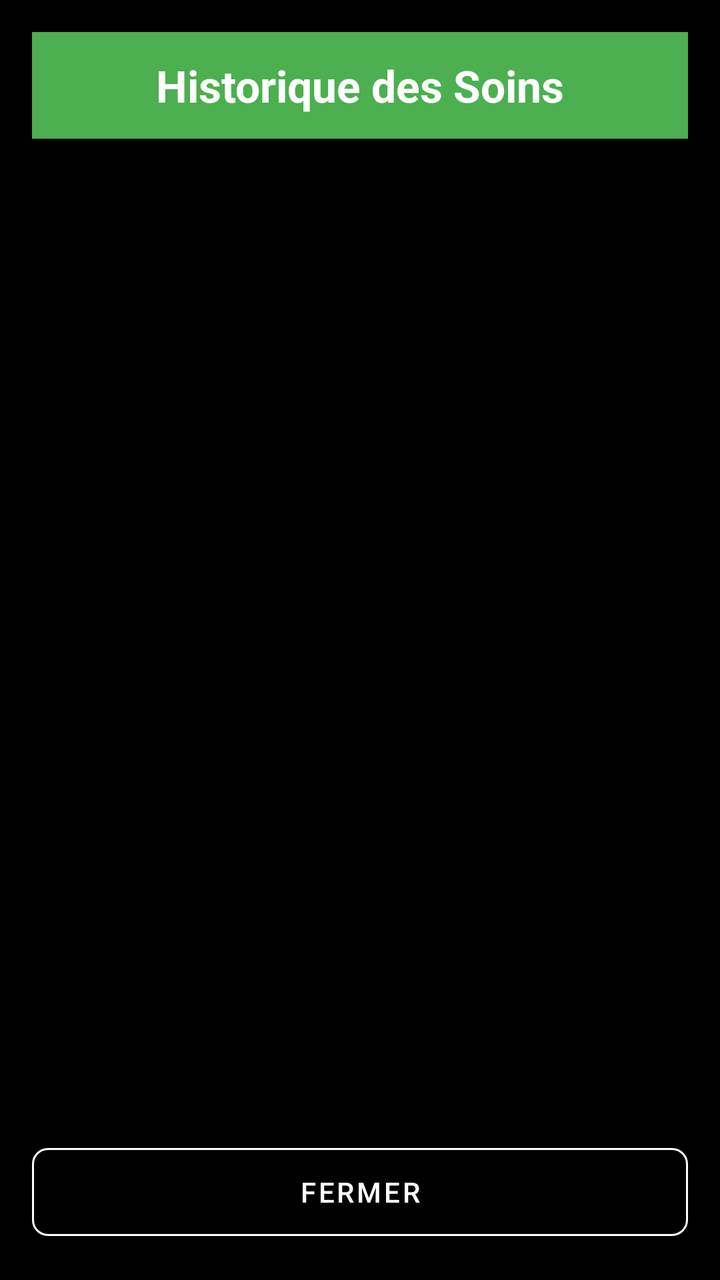
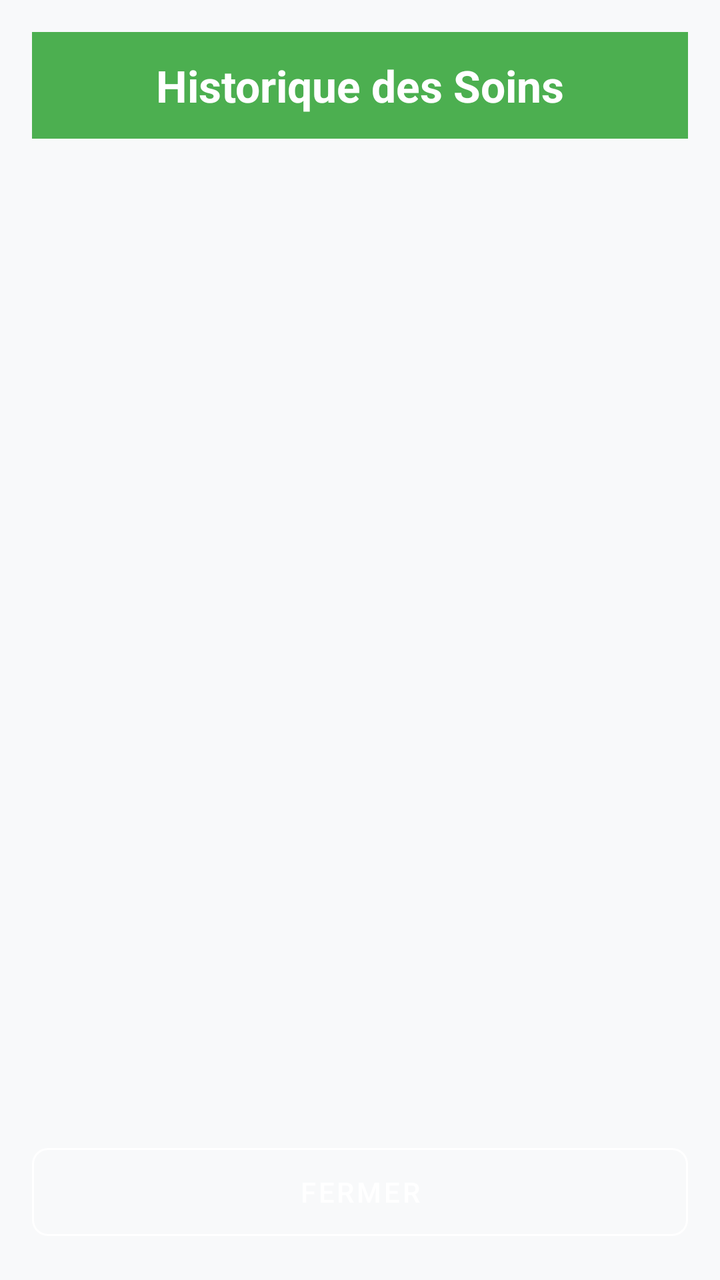

Two renders of the same Android screen: before a commit and after it. Below are the layout's source before the change and the commit's diff.
<!-- AndroidManifest.xml: application theme Theme.Poulailler_copilot -->
<!-- res/layout/activity_vaccine_history.xml -->
<?xml version="1.0" encoding="utf-8"?>
<LinearLayout xmlns:android="http://schemas.android.com/apk/res/android"
    xmlns:app="http://schemas.android.com/apk/res-auto"
    android:layout_width="match_parent"
    android:layout_height="match_parent"
    android:background="@color/black"
    android:orientation="vertical"
    android:padding="16dp">

    <TextView
        android:layout_width="match_parent"
        android:layout_height="wrap_content"
        android:text="Historique des Soins"
        android:textSize="22sp"
        android:textStyle="bold"
        android:background="#4CAF50"
        android:textColor="#FFFFFF"
        android:padding="12dp"
        android:layout_marginBottom="16dp"
        android:gravity="center"/>

    <androidx.recyclerview.widget.RecyclerView
        android:id="@+id/rvVaccineHistory"
        android:layout_width="match_parent"
        android:layout_height="0dp"
        android:layout_weight="1" />

    <com.google.android.material.button.MaterialButton
        android:id="@+id/btnClose"
        android:layout_width="match_parent"
        android:layout_height="56dp"
        android:text="FERMER"
        android:layout_marginTop="8dp"
        app:cornerRadius="8dp"
        style="@style/Widget.MaterialComponents.Button.OutlinedButton"
        android:textColor="@color/white"
        app:strokeColor="@color/white"/>

</LinearLayout>
<!-- resources referenced by this layout -->
<resources>
  <color name="black">#FF000000</color>
  <color name="white">#FFFFFFFF</color>
  <style name="Theme.Poulailler_copilot" parent="Theme.MaterialComponents.DayNight.NoActionBar">
          
          <item name="colorPrimary">@color/primary</item>
          <item name="colorPrimaryVariant">@color/primary_variant</item>
          <item name="colorOnPrimary">@color/white</item>
  
          
          <item name="colorSecondary">@color/secondary</item>
          <item name="colorSecondaryVariant">@color/secondary_variant</item>
          <item name="colorOnSecondary">@color/white</item>
  
          
          <item name="android:windowBackground">@color/background</item>
          <item name="colorSurface">@color/surface</item>
          <item name="colorOnSurface">@color/text_primary</item>
          <item name="colorOnSurfaceVariant">@color/text_secondary</item>
  
          
          <item name="android:textColorPrimary">@color/text_primary</item>
          <item name="android:textColorSecondary">@color/text_secondary</item>
  
          
          <item name="android:statusBarColor">?attr/colorPrimaryVariant</item>
  
          
          <item name="materialCardViewStyle">@style/Widget.App.CardView</item>
          <item name="shapeAppearanceLargeComponent">@style/ShapeAppearance.App.LargeComponent</item>
  
          
          <item name="materialAlertDialogTheme">@style/ThemeOverlay.App.MaterialAlertDialog</item>
          <item name="alertDialogTheme">@style/ThemeOverlay.App.MaterialAlertDialog</item>
      </style>
  <color name="primary">#006D3A</color>
  <color name="primary_variant">#004D22</color>
  <color name="secondary">#43A047</color>
  <color name="secondary_variant">#2E7D32</color>
  <color name="background">@color/off_white</color>
  <color name="surface">#FFFFFF</color>
  <color name="text_primary">#1C1B1F</color>
  <color name="text_secondary">#49454F</color>
  <style name="Widget.App.CardView" parent="Widget.MaterialComponents.CardView">
          <item name="cardElevation">2dp</item>
          <item name="cardCornerRadius">16dp</item>
          <item name="cardBackgroundColor">@color/surface</item>
          <item name="strokeWidth">0dp</item>
      </style>
  <style name="ShapeAppearance.App.LargeComponent" parent="ShapeAppearance.MaterialComponents.LargeComponent">
          <item name="cornerFamily">rounded</item>
          <item name="cornerSize">16dp</item>
      </style>
  <style name="ThemeOverlay.App.MaterialAlertDialog" parent="ThemeOverlay.MaterialComponents.MaterialAlertDialog">
          <item name="colorSurface">@color/surface</item>
          <item name="colorOnSurface">@color/text_primary</item>
          <item name="android:textColorPrimary">@color/text_primary</item>
      </style>
  <color name="off_white">#F8F9FA</color>
</resources>

<!-- the commit's change to res/layout/activity_vaccine_history.xml (unified diff, before → after) -->
@@ -3,7 +3,6 @@
     xmlns:app="http://schemas.android.com/apk/res-auto"
     android:layout_width="match_parent"
     android:layout_height="match_parent"
-    android:background="@color/black"
     android:orientation="vertical"
     android:padding="16dp">
 
<!-- resource entries referenced after the edit -->
@@ -1,6 +1,5 @@
 <!-- resources referenced by this layout -->
 <resources>
-  <color name="black">#FF000000</color>
   <color name="white">#FFFFFFFF</color>
   <style name="Theme.Poulailler_copilot" parent="Theme.MaterialComponents.DayNight.NoActionBar">
           
